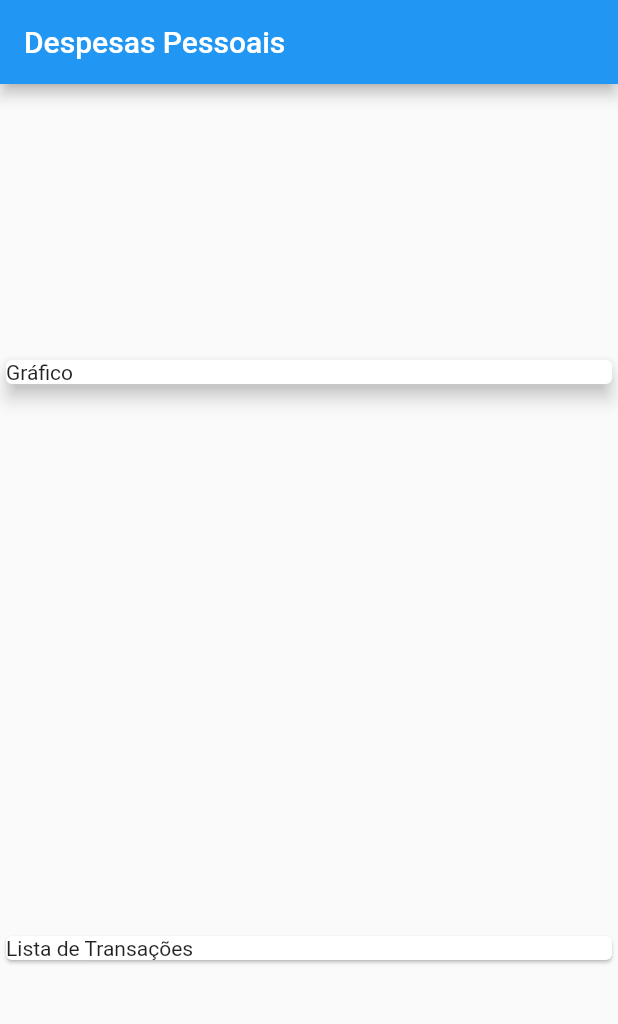
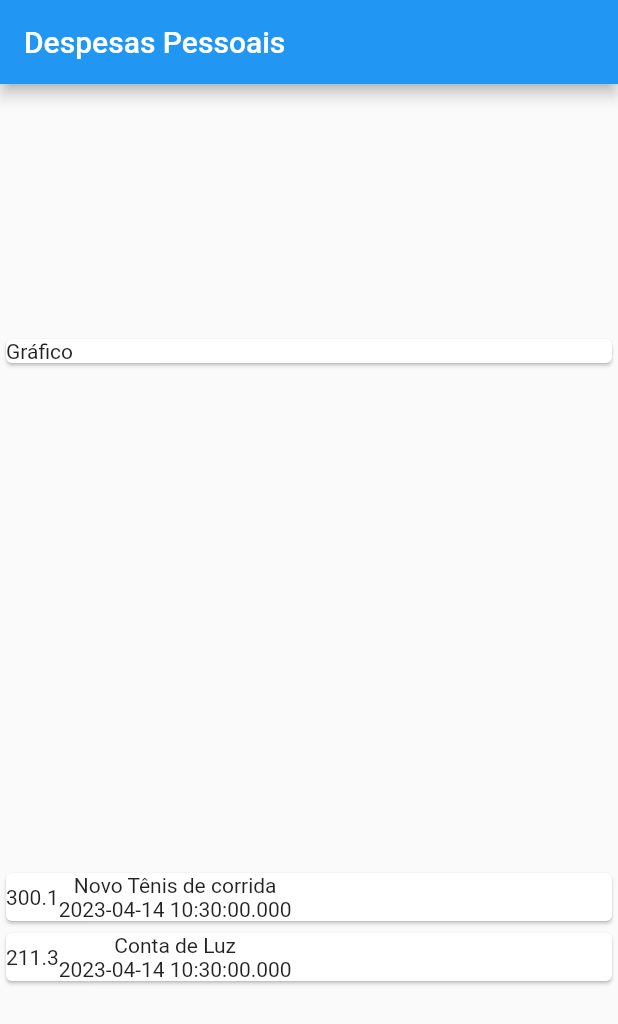
Before and after one commit to DevEduu/ExpensesApp, a Flutter app: the screen it shows after launch, on a phone screen of 412 x 824 dp. Shown: the top 1024 px of the screen. Run offline on Flutter 3.47's test engine with Material 2 defaults, Android fonts, the phone set to English and light mode, and no system bars.

Commit message:
update aula 92

```diff
--- a/lib/main.dart
+++ b/lib/main.dart
@@ -16,12 +16,20 @@ class ExpensesApp extends StatelessWidget {
 }
 
 class MyHomePage extends StatelessWidget {
-  final _transaction = Transactions(
+  final _transaction = [
+    Transactions(
       id: 't1',
       title: 'Novo Tênis de corrida',
       value: 300.10,
       date: DateTime.now(),
-  );
+    ),
+    Transactions(
+      id: 't2',
+      title: 'Conta de Luz',
+      value: 211.30,
+      date: DateTime.now(),
+    ),
+  ];
 
   @override
   Widget build(BuildContext context) {
@@ -33,14 +41,32 @@ class MyHomePage extends StatelessWidget {
         mainAxisAlignment: MainAxisAlignment.spaceAround,
         crossAxisAlignment: CrossAxisAlignment.stretch,
         children: [
-            Card(
+          const Card(
             child: Text('Gráfico'),
-              elevation: 5,
           ),
-            Card(
-              child: Text('Lista de Transações'),
+          Column(
+            children: _transaction.map((tr) {
+              return Card(
+                child: Row(
+                  children: [
+                    Container(
+                      child: Text(tr.value.toString()),
+                    ),
+                    Column(
+                      children: [
+                        Text(tr.title),
+                        Text(
+                          tr.date.toString(),
+                        )
+                      ],
+                    )
+                  ],
+                ),
+              );
+            }).toList(),
           ),
         ],
-        ));
+      ),
+    );
   }
 }
```
Lines whose indentation alone changed are shown as unchanged.
